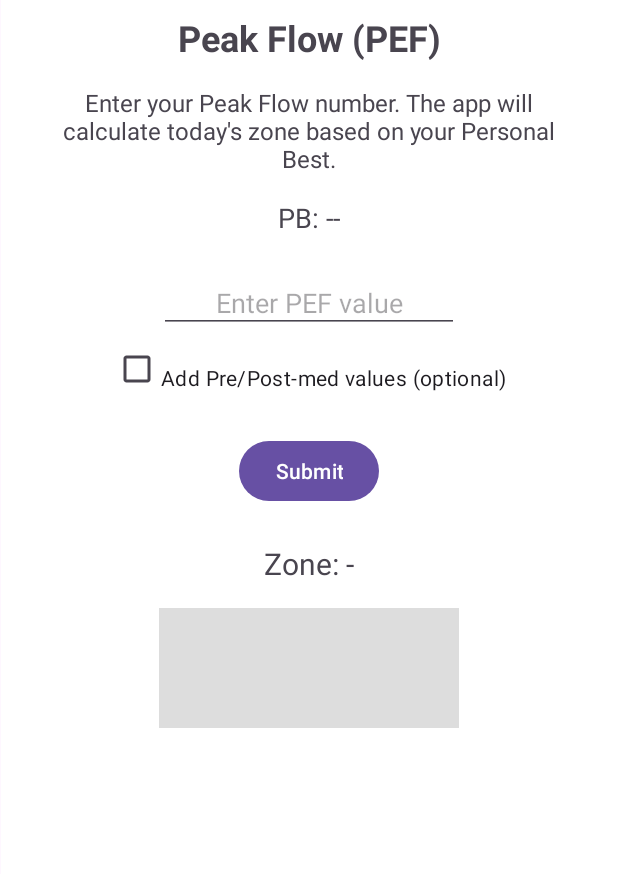
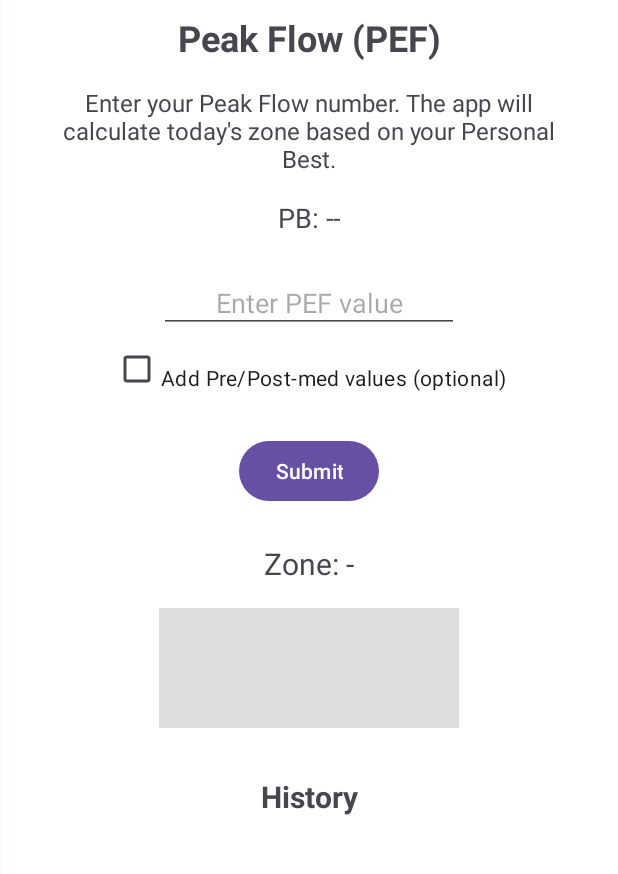
Before and after one commit to Lemonardo-DWC/cscb07-group-project-20, an Android app: the fragment ChildPEFFragment placed in its activity, on a phone screen of 412 x 824 dp, the part 23-897 px from its top. Run offline under Robolectric (Android 15) with nearby library versions, the phone set to English and light mode, and no system bars; our stand-ins replace Firebase (no records; nobody signed in at launch, a user with empty details on screens opened directly); 1 statement that could not run was skipped.

Commit message:
Add Scrollable container for PEF history on ChildPEFFragment

```diff
--- a/app/src/main/res/layout/fragment_child_pef.xml
+++ b/app/src/main/res/layout/fragment_child_pef.xml
@@ -112,5 +112,31 @@
             android:layout_height="80dp"
             android:background="#DDDDDD" />
 
+        <!-- History Title -->
+        <TextView
+            android:id="@+id/historyTitle"
+            android:layout_width="wrap_content"
+            android:layout_height="wrap_content"
+            android:text="History"
+            android:textSize="20sp"
+            android:textStyle="bold"
+            android:paddingTop="32dp" />
+
+        <!-- Scrollable container -->
+        <ScrollView
+            android:layout_width="match_parent"
+            android:layout_height="200dp"
+            android:paddingTop="8dp">
+
+            <TextView
+                android:id="@+id/historyContainer"
+                android:layout_width="match_parent"
+                android:layout_height="wrap_content"
+                android:text=""
+                android:textSize="16sp"
+                android:padding="8dp" />
+        </ScrollView>
+
+
     </LinearLayout>
 </ScrollView>
```
Also changed, not shown: app/src/main/java/com/example/smartair/ChildPEFFragment.java (+41 -0 lines).
